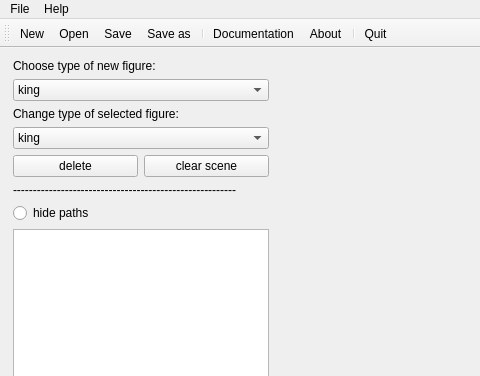
Before: the Qt Designer form mainwindow.ui in TheBestTvarynka/CourseWork, drawn with Qt 5; both pictures show x 0 to 480 and y 0 to 376 of the 1069 by 630 pixel window.
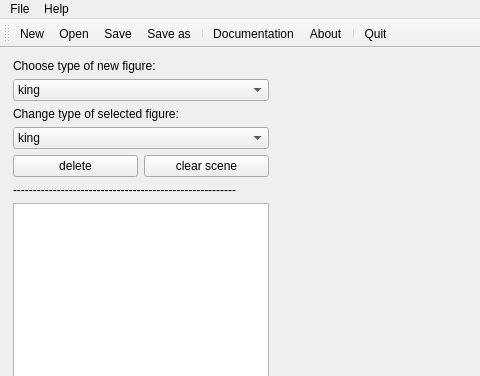
After: the same form once the commit is applied. Icons and pictures are not drawn. Custom widgets are drawn as their Qt base class.

Commit message: delete radioButton (hide_path_button)

Diff of the .ui file:
```diff
--- a/mainwindow.ui
+++ b/mainwindow.ui
@@ -121,13 +121,6 @@
         </property>
        </widget>
       </item>
-      <item>
-       <widget class="QRadioButton" name="hide_paths">
-        <property name="text">
-         <string>hide paths</string>
-        </property>
-       </widget>
-      </item>
       <item>
        <widget class="QListWidget" name="listWidget">
         <property name="sizePolicy">
```
The commit also changes 2 other files.
